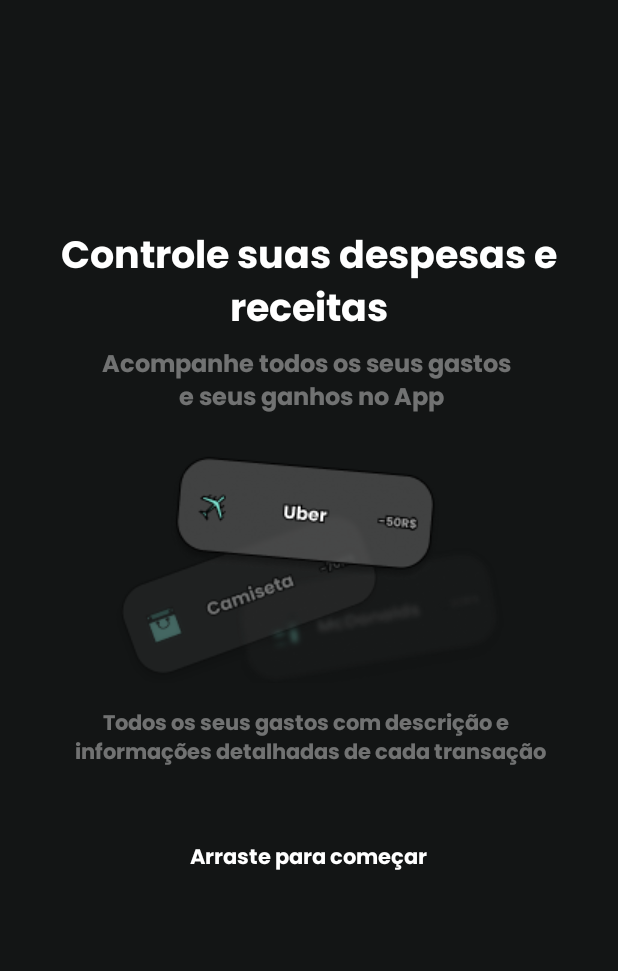
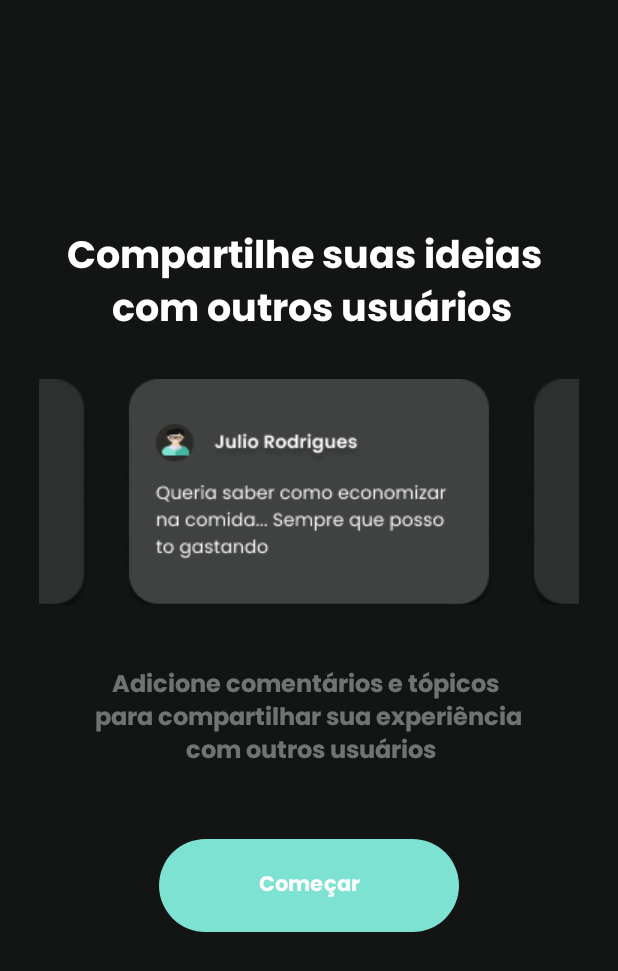
Before and after one commit to Balancefy/android-balancefy, an Android app: the layout fragment_onboarding_step3.xml on its own in the app's theme, with its tools: preview values and no code run, on a phone screen of 412 x 824 dp. Shown: the top 971 px of the screen. Run offline under Robolectric (Android 15) with nearby library versions, the phone set to English and light mode, and no system bars.

Commit message:
Onboarding com a intro

```diff
--- a/app/src/main/java/com/balancefy/balancefyapp/fragments/OnboardingFragment1.kt
+++ b/app/src/main/java/com/balancefy/balancefyapp/fragments/OnboardingFragment1.kt
@@ -3,5 +3,5 @@ package com.balancefy.balancefyapp.fragments
 import androidx.fragment.app.Fragment
 import com.balancefy.balancefyapp.R
 
-class OnboardingFragment1: Fragment(R.layout.activity_onboarding) {
+class OnboardingFragment1: Fragment(R.layout.fragment_onboarding) {
 }
--- a/app/src/main/java/com/balancefy/balancefyapp/fragments/OnboardingFragment2.kt
+++ b/app/src/main/java/com/balancefy/balancefyapp/fragments/OnboardingFragment2.kt
@@ -3,5 +3,5 @@ package com.balancefy.balancefyapp.fragments
 import androidx.fragment.app.Fragment
 import com.balancefy.balancefyapp.R
 
-class OnboardingFragment2: Fragment(R.layout.activity_onboarding_step2) {
+class OnboardingFragment2: Fragment(R.layout.fragment_onboarding_step2) {
 }
--- a/app/src/main/res/layout/activity_onboarding_step2.xml
+++ b/app/src/main/res/layout/fragment_onboarding_step2.xml
@@ -3,8 +3,7 @@
     xmlns:tools="http://schemas.android.com/tools"
     android:layout_width="match_parent"
     android:layout_height="match_parent"
-    android:background="@color/black_balancefy"
-    tools:context=".activities.OnboardingActivity">
+    android:background="@color/black_balancefy">
 
     <LinearLayout
         android:layout_width="match_parent"
--- a/app/src/main/res/layout/activity_onboarding.xml
+++ b/app/src/main/res/layout/fragment_onboarding_step3.xml
@@ -3,39 +3,27 @@
     xmlns:tools="http://schemas.android.com/tools"
     android:layout_width="match_parent"
     android:layout_height="match_parent"
-    android:background="@color/black_balancefy"
-    tools:context=".activities.OnboardingActivity">
+    android:background="@color/black_balancefy">
 
     <LinearLayout
         android:layout_width="match_parent"
         android:layout_height="match_parent"
-        android:orientation="vertical"
         android:layout_gravity="center"
-        >
-
-        <TextView
-            android:layout_width="wrap_content"
-            android:layout_height="wrap_content"
-            android:layout_marginTop="150dp"
-            android:text="@string/title"
-            android:textAlignment="center"
-            android:textColor="@color/white"
-            android:textSize="25dp"
-            android:textStyle="bold" />
+        android:orientation="vertical">
 
         <LinearLayout
             android:layout_width="match_parent"
             android:layout_height="wrap_content"
-            android:gravity="center">
+            android:gravity="center"
+            android:layout_marginTop="150dp">
 
             <TextView
                 android:layout_width="wrap_content"
                 android:layout_height="wrap_content"
-                android:alpha="0.4"
-                android:text="@string/first_text"
+                android:text="@string/title_3"
                 android:textAlignment="center"
                 android:textColor="@color/white"
-                android:textSize="16sp"
+                android:textSize="25dp"
                 android:textStyle="bold" />
         </LinearLayout>
 
@@ -48,41 +36,49 @@
                 android:layout_width="wrap_content"
                 android:layout_height="wrap_content"
                 android:layout_marginTop="15dp"
-                android:src="@drawable/onboarding1"></ImageView>
+                android:src="@drawable/onboarding3"></ImageView>
 
         </LinearLayout>
+
 
         <LinearLayout
             android:layout_width="match_parent"
             android:layout_height="wrap_content"
             android:gravity="center"
-            android:layout_marginTop="15dp">
+            android:layout_marginTop="40dp">
 
             <TextView
                 android:layout_width="wrap_content"
                 android:layout_height="wrap_content"
                 android:alpha="0.4"
-                android:text="@string/second_text"
+                android:text="@string/subtitle_3"
                 android:textAlignment="center"
                 android:textColor="@color/white"
+                android:textSize="16sp"
                 android:textStyle="bold" />
+
         </LinearLayout>
 
-            <LinearLayout
-                android:layout_width="match_parent"
-                android:layout_height="wrap_content"
-                android:gravity="center"
-                android:layout_marginTop="45dp">
 
-                <TextView
-                    android:layout_width="wrap_content"
-                    android:layout_height="wrap_content"
-                    android:textStyle="bold"
-                    android:textColor="@color/white"
-                    android:textAlignment="center"
-                    android:text="@string/lug"
-                    />
-            </LinearLayout>
+    <LinearLayout
+        android:layout_width="match_parent"
+        android:layout_height="wrap_content"
+        android:gravity="center"
+        android:layout_marginTop="40dp">
+
+        <Button
+            android:id="@+id/btn_start"
+            android:layout_width="200dp"
+            android:layout_height="70dp"
+            android:elevation="10dp"
+            android:text="@string/start_button"
+            android:textSize="14sp"
+            android:textStyle="bold"
+            android:translationZ="10dp" />
+
+
+    </LinearLayout>
+
 
     </LinearLayout>
 </FrameLayout>
```
Also changed, not shown: app/src/main/java/com/balancefy/balancefyapp/activities/IntroActivity.kt (+11 -0 lines), app/src/main/java/com/balancefy/balancefyapp/activities/OnboardingActivity.kt (+2 -6 lines), app/src/main/java/com/balancefy/balancefyapp/fragments/OnboardingFragment3.kt (+35 -1 lines), app/src/main/res/layout/fragment_onboarding.xml (renamed from app/src/main/res/layout/activity_onboarding_step3.xml, +28 -26 lines).
